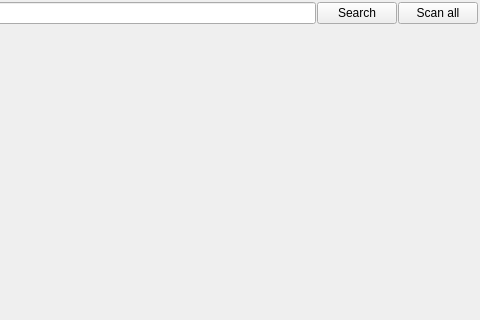
This is bin/pluginmanager.ui in kmatheussen/radium as Qt 5 draws it before an edit; both pictures show x 123 to 603 and y 0 to 320 of the 603 by 416 pixel window. The edited form follows.
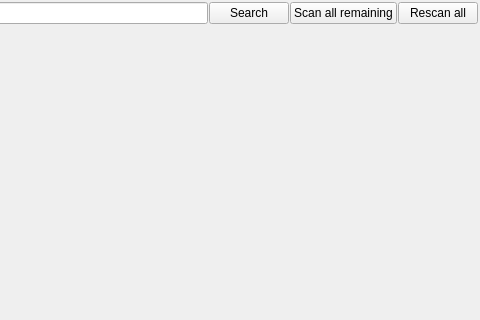
This is the edited form.

Commit message: Plugin manager: Rescan all

```diff
--- a/bin/pluginmanager.ui
+++ b/bin/pluginmanager.ui
@@ -47,7 +47,17 @@
      <item>
       <widget class="QPushButton" name="scan_all_button">
        <property name="text">
-        <string>Scan all</string>
+        <string>Scan all remaining</string>
+       </property>
+      </widget>
+     </item>
+     <item>
+      <widget class="QPushButton" name="rescan_all_button">
+       <property name="toolTip">
+        <string>Blacklisted plugins will not be scanned again</string>
+       </property>
+       <property name="text">
+        <string>Rescan all</string>
        </property>
       </widget>
      </item>
```
Left out of the diff: 3 changed lines with no effect on the pictures. The commit also changes 3 other files.
